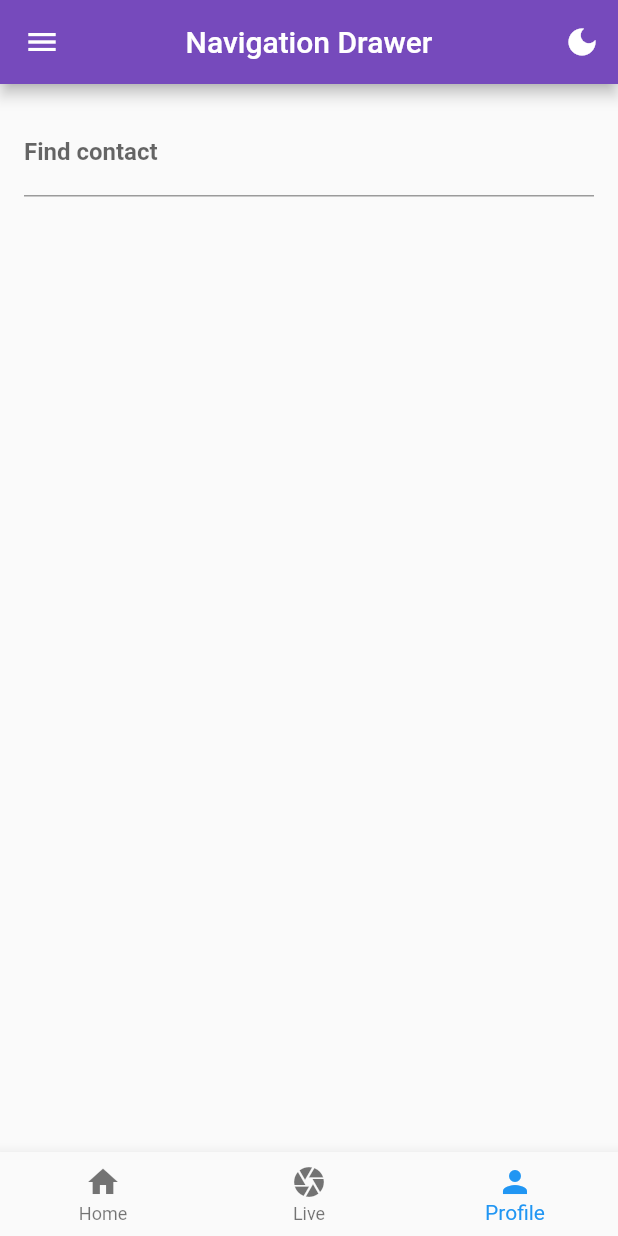
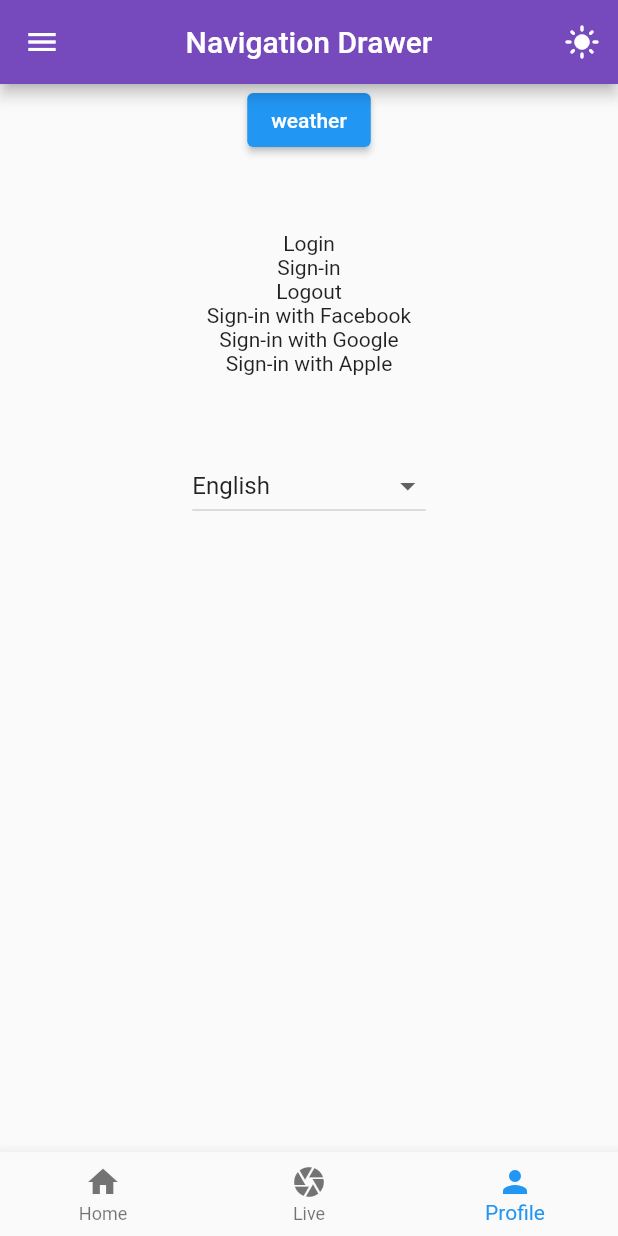
Before and after one commit to Lysander66/luffy, a Flutter app: the screen it shows after launch, item 3 of the bottom bar chosen, on a phone screen of 412 x 824 dp. Run offline on Flutter 3.47's test engine with Material 2 defaults, Android fonts, the phone set to English and light mode, and no system bars; our stand-ins replace get, get_storage, logger; generated files the repository leaves out were written again.

Commit message:
json serializable

```diff
--- a/assets/locales/en_US.json
+++ b/assets/locales/en_US.json
@@ -1,4 +1,8 @@
 {
+  "language":{
+    "english":"English",
+    "chinese":"Simplified Chinese"
+  },
   "buttons":{
     "login":"Login",
     "sign_in":"Sign-in",
--- a/assets/locales/zh_CN.json
+++ b/assets/locales/zh_CN.json
@@ -1,4 +1,8 @@
 {
+  "language":{
+    "english":"英语",
+    "chinese":"中文简体"
+  },
   "buttons":{
     "login":"登录",
     "sign_in":"注册",
--- /dev/null
+++ b/lib/app/cache/common.dart
@@ -0,0 +1,16 @@
+import '../model/global_config.dart';
+import 'define.dart';
+
+class CommonCache {
+  CommonCache._();
+  static const globalConfigKey = 'globalConfig';
+
+  static GlobalConfig? getGlobalConfig() {
+    var value = box.read(globalConfigKey);
+    return value == null ? value : GlobalConfig.fromJson(value);
+  }
+
+  static Future<void> setGlobalConfig(GlobalConfig value) async {
+    await box.write(globalConfigKey, value);
+  }
+}
--- /dev/null
+++ b/lib/app/cache/define.dart
@@ -0,0 +1,3 @@
+import 'package:get_storage/get_storage.dart';
+
+final box = GetStorage();
--- /dev/null
+++ b/lib/app/common/config_service.dart
@@ -0,0 +1,35 @@
+import 'package:flutter/material.dart';
+import 'package:get/get.dart';
+import 'package:luffy/util/logger/log.dart';
+
+import '../cache/common.dart';
+import '../model/global_config.dart';
+
+class ConfigService {
+  static GlobalConfig getGlobalConfig() {
+    var value = CommonCache.getGlobalConfig();
+    if (value != null) {
+      Log.d('read: $value');
+      return value;
+    }
+    // initialize
+    var defaultGlobalConfig = GlobalConfig(language: 'en_US');
+    Log.i('default: $defaultGlobalConfig');
+    return defaultGlobalConfig;
+  }
+
+  static Locale? getLocale() {
+    var language = getGlobalConfig().language;
+    var list = language.split("_");
+    if (list.length != 2) {
+      Log.e('unsupported $language');
+      return Get.deviceLocale;
+    }
+    return Locale(list[0], list[1]);
+  }
+
+  static ThemeData getThemeData() {
+    var isDarkMode = getGlobalConfig().isDarkMode;
+    return isDarkMode ? ThemeData.dark() : ThemeData.light();
+  }
+}
--- /dev/null
+++ b/lib/app/common/constant/cache.dart
@@ -0,0 +1,4 @@
+class CacheKeys {
+  CacheKeys._();
+  static const globalConfigKey = 'globalConfig';
+}
--- /dev/null
+++ b/lib/app/model/global_config.dart
@@ -0,0 +1,24 @@
+import 'dart:convert';
+
+import 'package:json_annotation/json_annotation.dart';
+
+part 'global_config.g.dart';
+
+@JsonSerializable()
+class GlobalConfig {
+  GlobalConfig(
+      {required this.language, this.theme = '', this.isDarkMode = false});
+
+  String language;
+  String theme;
+  bool isDarkMode;
+
+  factory GlobalConfig.fromJson(Map<String, dynamic> json) =>
+      _$GlobalConfigFromJson(json);
+  Map<String, dynamic> toJson() => _$GlobalConfigToJson(this);
+
+  @override
+  String toString() {
+    return jsonEncode(this);
+  }
+}
--- a/lib/app/modules/profile/views/profile_view.dart
+++ b/lib/app/modules/profile/views/profile_view.dart
@@ -1,5 +1,6 @@
 import 'package:flutter/material.dart';
 import 'package:get/get.dart';
+import 'package:luffy/generated/locales.g.dart';
 
 import '../controllers/profile_controller.dart';
 
@@ -9,6 +10,7 @@ class ProfileView extends StatelessWidget {
   @override
   Widget build(BuildContext context) {
     final controller = Get.find<ProfileController>();
+
     return Scaffold(
       appBar: AppBar(
         title: const Text('Navigation Drawer'),
@@ -16,24 +18,59 @@ class ProfileView extends StatelessWidget {
         centerTitle: true,
         actions: [
           GetBuilder<ProfileController>(
-            // init: controller,
+            init: controller,
             builder: (controller) {
               return IconButton(
-                onPressed: () => controller.toggleDarkMode(),
+                onPressed: () => controller
+                    .toggleDarkMode(!controller.globalConfig.isDarkMode),
                 icon: Icon(
-                  controller.isDarkMode ? Icons.dark_mode : Icons.light_mode,
+                  controller.globalConfig.isDarkMode
+                      ? Icons.dark_mode
+                      : Icons.light_mode,
                 ),
               );
             },
           ),
         ],
       ),
-      body: Padding(
-        padding: EdgeInsets.all(16.0),
-        child: TextField(
-          decoration: InputDecoration(
-              labelText: 'Find contact',
-              labelStyle: TextStyle(fontWeight: FontWeight.bold)),
+      body: Center(
+        child: Column(
+          children: [
+            ElevatedButton(
+              onPressed: () {
+                controller.foo();
+              },
+              child: Text('weather'),
+            ),
+            SizedBox(height: 50),
+            Text(LocaleKeys.buttons_login.tr),
+            Text(LocaleKeys.buttons_sign_in.tr),
+            Text(LocaleKeys.buttons_logout.tr),
+            Text(LocaleKeys.buttons_sign_in_fb.tr),
+            Text(LocaleKeys.buttons_sign_in_google.tr),
+            Text(LocaleKeys.buttons_sign_in_apple.tr),
+            SizedBox(height: 50),
+            GetBuilder<ProfileController>(
+              builder: (controller) {
+                return DropdownButton(
+                  items: [
+                    DropdownMenuItem(
+                      value: 'en_US',
+                      child: Text(LocaleKeys.language_english.tr),
+                    ),
+                    DropdownMenuItem(
+                      value: 'zh_CN',
+                      child: Text(LocaleKeys.language_chinese.tr),
+                    ),
+                  ],
+                  value: controller.globalConfig.language,
+                  onChanged: (value) {
+                    controller.updateLocale(value ?? '');
+                  },
+                );
+              },
+            ),
+          ],
         ),
       ),
       drawer: Container(
@@ -44,7 +81,7 @@ class ProfileView extends StatelessWidget {
             padding: EdgeInsets.zero,
             children: [
               const UserAccountsDrawerHeader(
-                decoration: BoxDecoration(color: const Color(0xff764abc)),
+                decoration: BoxDecoration(color: Color(0xff764abc)),
                 accountName: Text(
                   "Pinkesh Darji",
                   style: TextStyle(
@@ -81,7 +118,6 @@ class ProfileView extends StatelessWidget {
                 icon: Icon(
                   Icons.info,
                 ),
-                child: Text('About app'),
                 applicationIcon: Icon(
                   Icons.local_play,
                 ),
@@ -91,6 +127,7 @@ class ProfileView extends StatelessWidget {
                 aboutBoxChildren: [
                   ///Content goes here...
                 ],
+                child: Text('About app'),
               ),
             ],
           ),
--- a/lib/main.dart
+++ b/lib/main.dart
@@ -3,6 +3,7 @@ import 'package:get/get.dart';
 import 'package:get_storage/get_storage.dart';
 
 import 'app/binding/binding.dart';
+import 'app/common/config_service.dart';
 import 'app/routes/app_pages.dart';
 import 'generated/locales.g.dart';
 import 'util/keyboard.dart';
@@ -19,7 +20,8 @@ Future<void> main() async {
       getPages: AppPages.routes,
       initialBinding: InitialBinding(),
       translationsKeys: AppTranslation.translations,
-      locale: Get.deviceLocale,
+      theme: ConfigService.getThemeData(),
+      locale: ConfigService.getLocale(),
       fallbackLocale: Locale('en', 'US'),
       builder: (context, child) => Scaffold(
         // Global GestureDetector that will dismiss the keyboard
--- a/pubspec.yaml
+++ b/pubspec.yaml
@@ -14,11 +14,14 @@ dependencies:
   http: ^0.13.5
   get_storage: ^2.0.3
   path_provider: ^2.0.11
+  json_annotation: ^4.7.0
 
 dev_dependencies:
+  build_runner: ^2.3.3
   flutter_lints: 2.0.1
   flutter_test:
     sdk: flutter
+  json_serializable: ^6.5.4
 
 flutter:
   uses-material-design: true
```
Also changed, not shown: lib/app/modules/live/views/live_view.dart (+6 -33 lines), lib/app/modules/profile/controllers/profile_controller.dart (+41 -8 lines), lib/generated/locales.g.dart, pubspec.lock, 2 other files.
